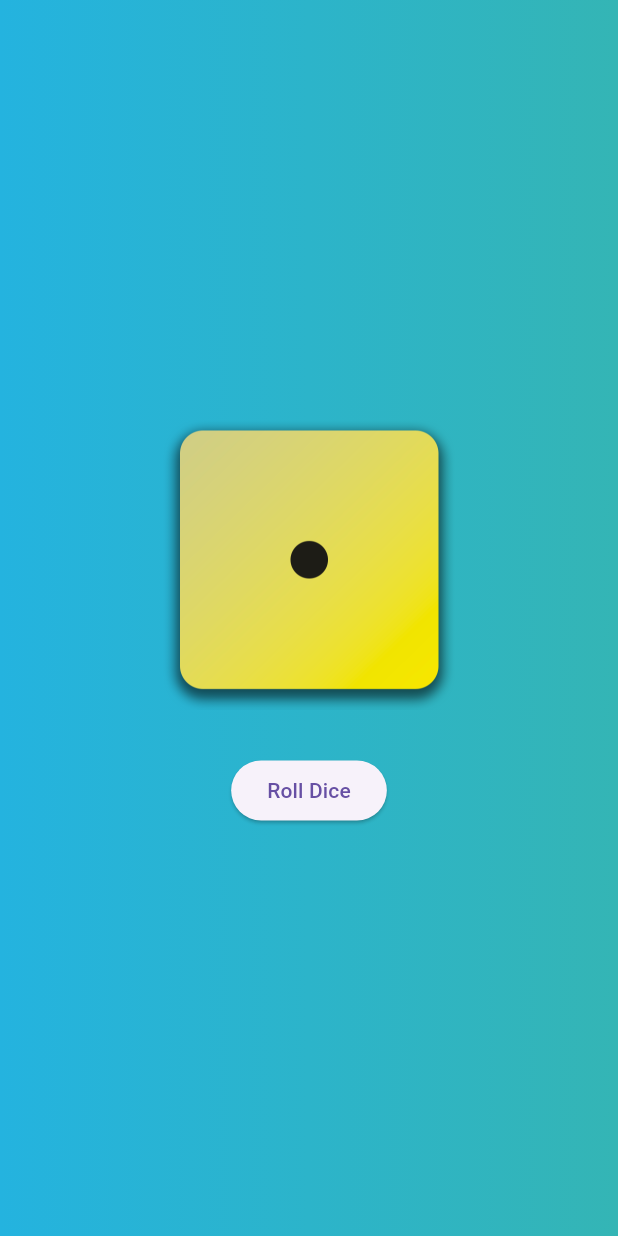
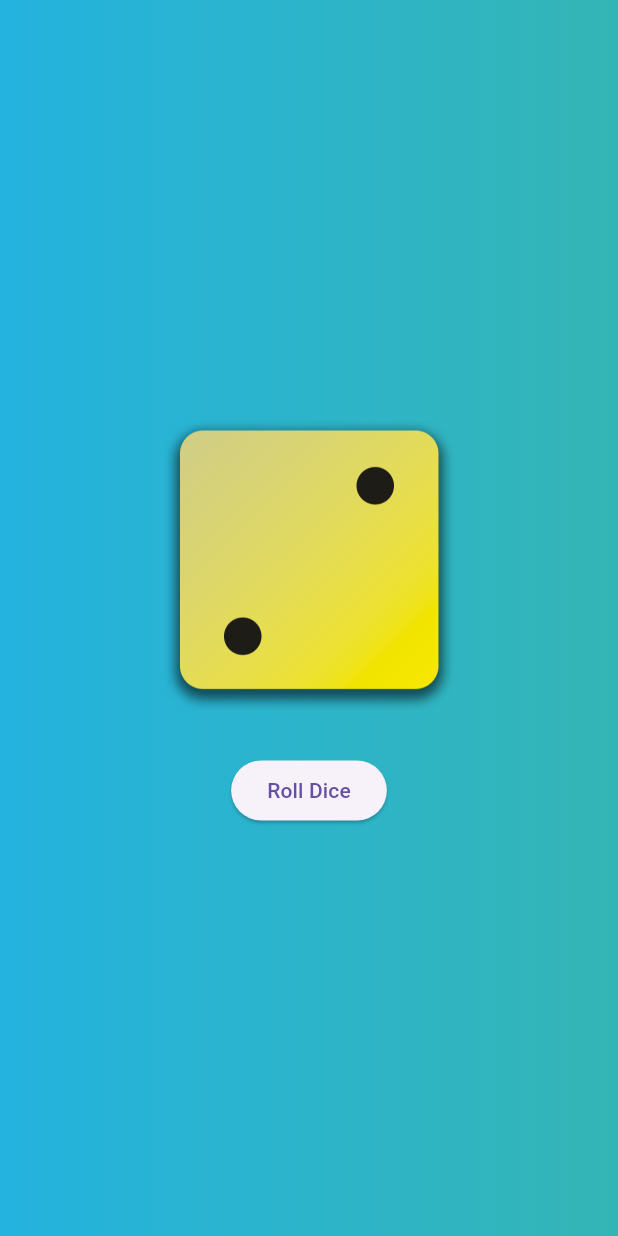
Before and after one commit to Dev-kunal/flutter_app-01, a Flutter app: the screen it shows after launch, on a phone screen of 412 x 824 dp. Run offline on Flutter 3.47's test engine with Material 3 defaults, Android fonts, the phone set to English and light mode, and no system bars.

Commit message:
minor optimisations

```diff
--- a/lib/dice_roller.dart
+++ b/lib/dice_roller.dart
@@ -1,5 +1,7 @@
 import 'package:flutter/material.dart';
 import 'dart:math';
+
+final randoMizer = Random();
 
 class DiceRoller extends StatefulWidget {
   const DiceRoller({super.key});
@@ -11,19 +13,19 @@ class DiceRoller extends StatefulWidget {
 }
 
 class _DiceRollerState extends State<DiceRoller> {
-  var activeImage = "assets/images/dice-1.png";
+  var currentDiceNumber = 2;
+
   rollDice() {
-    var diceValue = Random().nextInt(6) + 1;
-
     setState(() {
-      activeImage = "assets/images/dice-$diceValue.png";
+      var diceValue = randoMizer.nextInt(6) + 1;
+      currentDiceNumber = diceValue;
     });
   }
 
   @override
   Widget build(context) {
     return Column(mainAxisSize: MainAxisSize.min, children: [
-      Image.asset(activeImage, width: 200),
+      Image.asset("assets/images/dice-$currentDiceNumber.png", width: 200),
       const SizedBox(height: 30),
       ElevatedButton(
         onPressed: rollDice,
```
